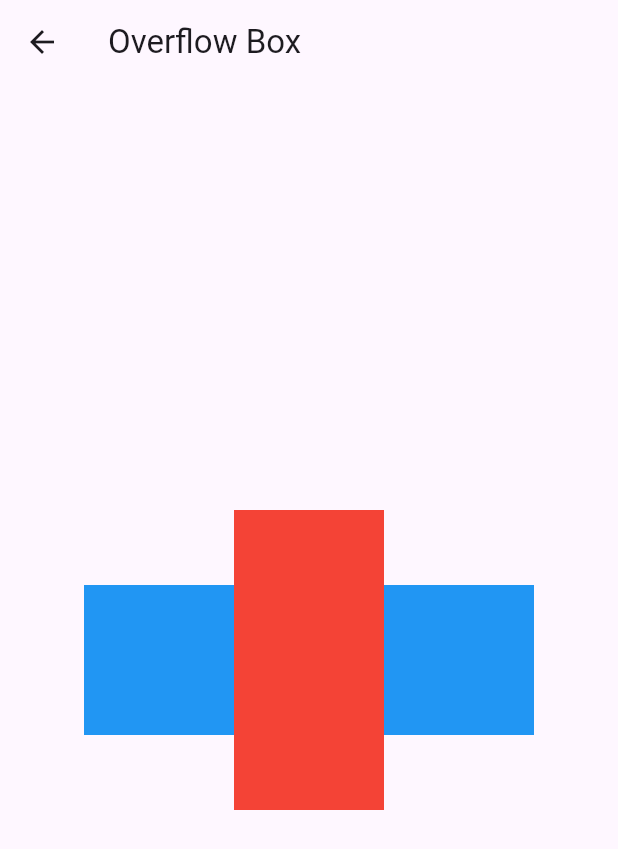
After one commit to minlwin/open-flutter-202409, a Flutter app: the screen it shows after launch, in the side drawer, after a tap on "Overflow Box", on a phone screen of 412 x 824 dp. The commit adds this screen. Shown: the top 849 px of the screen. Run offline on Flutter 3.47's test engine with Material 3 defaults, Android fonts, the phone set to English and light mode, and no system bars.

Commit message:
Sized Overflow Box

```diff
--- a/2_layouts/ep02_box_single_child/lib/main.dart
+++ b/2_layouts/ep02_box_single_child/lib/main.dart
@@ -2,7 +2,9 @@ import 'package:ep02_box_single_child/views/constraint_box_view.dart';
 import 'package:ep02_box_single_child/views/fitted_box_view.dart';
 import 'package:ep02_box_single_child/views/fractionally_sized_box_view.dart';
 import 'package:ep02_box_single_child/views/limited_box_view.dart';
+import 'package:ep02_box_single_child/views/overflow_box_view.dart';
 import 'package:ep02_box_single_child/views/sized_box_view.dart';
+import 'package:ep02_box_single_child/views/sized_overflow_box_view.dart';
 import 'package:flutter/material.dart';
 
 void main(List<String> args) {
@@ -23,6 +25,8 @@ class BoxSingleChildApp extends StatelessWidget {
         "/fraction": (_) => const FractionallySizedBoxView(),
         "/limited": (_) => const LimitedBoxView(),
         "/fitted": (_) => const FittedBoxView(),
+        "/overflow": (_) => const OverflowBoxView(),
+        "/sizedover": (_) => const SizedOverflowBoxView(),
       },
       initialRoute: "/",
     );
@@ -74,11 +78,13 @@ class HomeView extends StatelessWidget {
                     title: const Text("Fitted Box"),
                     onTap: () => Navigator.of(context).pushNamed("/fitted"),
                   ),
-                  const ListTile(
-                    title: Text("Overflow Box"),
+                  ListTile(
+                    title: const Text("Overflow Box"),
+                    onTap: () => Navigator.of(context).pushNamed("/overflow"),
                   ),
-                  const ListTile(
-                    title: Text("Sized Overflow Box"),
+                  ListTile(
+                    title: const Text("Sized Overflow Box"),
+                    onTap: () => Navigator.of(context).pushNamed("/sizedover"),
                   ),
                 ],
               ),
--- /dev/null
+++ b/2_layouts/ep02_box_single_child/lib/views/overflow_box_view.dart
@@ -0,0 +1,30 @@
+import 'package:flutter/material.dart';
+
+class OverflowBoxView extends StatelessWidget {
+  const OverflowBoxView({super.key});
+
+  @override
+  Widget build(BuildContext context) {
+    return Scaffold(
+      appBar: AppBar(title: const Text("Overflow Box")),
+      body: Center(
+        child: Container(
+          width: 300,
+          height: 100,
+          color: Colors.blue,
+          child: OverflowBox(
+            minHeight: 200,
+            maxHeight: 400,
+            minWidth: 100,
+            maxWidth: 200,
+            child: Container(
+              width: 100,
+              height: 200,
+              color: Colors.red,
+            ),
+          ),
+        ),
+      ),
+    );
+  }
+}
```
Also changed, not shown: 2_layouts/ep02_box_single_child/lib/views/sized_overflow_box_view.dart (added, +28 -0 lines).
